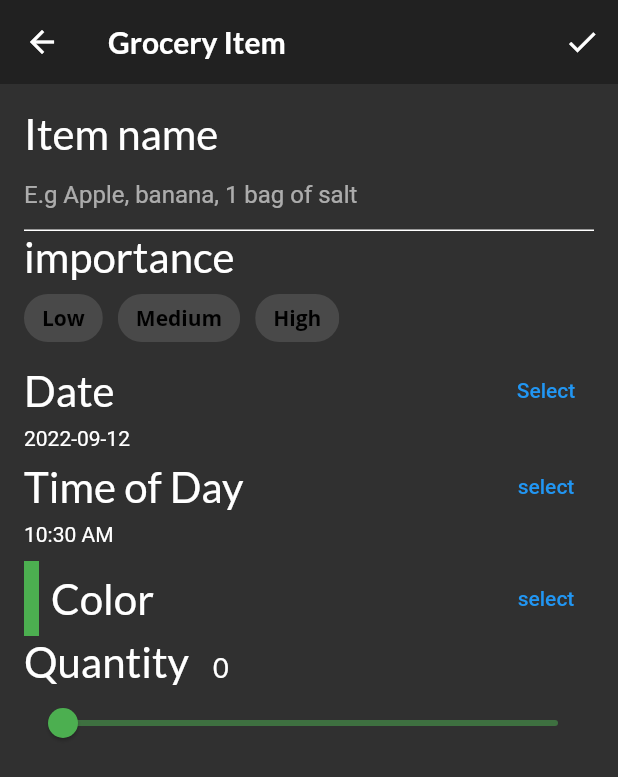
After one commit to eoeefosa/Fooderlich-2.0, a Flutter app: the GroceryScreen screen opened directly, after a tap on the "add" icon, on a phone screen of 412 x 824 dp. The commit adds this screen. Shown: the top 777 px of the screen. Run offline on Flutter 3.47's test engine with Material 2 defaults, Android fonts, the light colour scheme and no system bars; our stand-ins replace flutter_colorpicker, google_fonts; statements that could not run were skipped; project files that could hold a hidden picture were left out.

Commit message:
updated grocery_item_screen

```diff
--- a/lib/screens/empty_grocery_screen.dart
+++ b/lib/screens/empty_grocery_screen.dart
@@ -7,12 +7,13 @@ class EmptyGroceryScreen extends StatelessWidget {
 
   @override
   Widget build(BuildContext context) {
-    // TODO: Replace add add layout widgets
+    // TODO: Replace add layout widgets
     return Padding(
       padding: const EdgeInsets.all(30.0),
       child: Center(
-        child: Column(
-          mainAxisAlignment: MainAxisAlignment.center,
+        child: ListView(
+          // mainAxisAlignment: MainAxisAlignment.center,
+          scrollDirection: Axis.vertical,
           children: [
             AspectRatio(
               aspectRatio: 1 / 1,
--- /dev/null
+++ b/lib/screens/grocery_item_screen.dart
@@ -0,0 +1,346 @@
+import 'package:flutter/material.dart';
+import 'package:google_fonts/google_fonts.dart';
+import 'package:flutter_colorpicker/flutter_colorpicker.dart';
+
+import 'package:uuid/uuid.dart';
+import 'package:intl/intl.dart';
+import 'package:fooderlich/models/models.dart';
+
+class GroceryItemScreen extends StatefulWidget {
+  final Function(GroceryItem)? onCreate;
+  final Function(GroceryItem)? onUpdate;
+  // The grocery item that the user clicked
+  final GroceryItem? originalItem;
+  // isUpdating determines whether the user is creating or editing an item.
+  final bool isUpdating;
+
+  const GroceryItemScreen({
+    super.key,
+    required this.onCreate,
+    this.onUpdate,
+    this.originalItem,
+  }) : isUpdating = (originalItem != null);
+
+  @override
+  State<GroceryItemScreen> createState() => _GroceryItemScreenState();
+}
+
+class _GroceryItemScreenState extends State<GroceryItemScreen> {
+//  _nameController is a TextEditingController. This controller listens for text
+// changes. It controls the value displayed in a text field.
+  final _nameController = TextEditingController();
+  // _name stores the name of the item.
+  String _name = '';
+  // _importance stores the importance level
+  Importance _importance = Importance.low;
+  // _dueDate stores the current date and time.
+  DateTime? _dueDate = DateTime.now();
+  // . _timeOfDay stores the current time
+  TimeOfDay? _timeOfDay = TimeOfDay.now();
+  // _currentColor stores the color label.
+  Color _currentColor = Colors.green;
+  // _currentSliderValue stores the quantity of an item.
+  int _currentSliderValue = 0;
+  @override
+  void initState() {
+// When the originalItem is not null, the user is editing an existing item.
+//In this case, you must configure the widget to show the item’s values.
+    if (widget.originalItem != null) {
+      _nameController.text = widget.originalItem!.name;
+      _name = widget.originalItem!.name;
+      _currentSliderValue = widget.originalItem!.quantity;
+      _importance = widget.originalItem!.importance;
+      _currentColor = widget.originalItem!.color;
+      final date = widget.originalItem!.date;
+      _timeOfDay = TimeOfDay(hour: date.hour, minute: date.minute);
+      _dueDate = date;
+    }
+    // Adds a listener to listen for text field changes. When the text changes,
+    // you set the_name
+    _nameController.addListener(() {
+      setState(() {
+        _name = _nameController.text;
+      });
+    });
+    super.initState();
+  }
+
+// dispose your TextEditingController when you no longer need it
+  @override
+  void dispose() {
+    _nameController.dispose();
+    super.dispose();
+  }
+
+  @override
+  Widget build(BuildContext context) {
+    // TODO12: ADD GroceryitemScreen scaffold
+    return Scaffold(
+      appBar: AppBar(
+        actions: [
+          IconButton(
+            icon: const Icon(Icons.check),
+            onPressed: () {
+              // TODO24: add callback handler
+            },
+          ),
+        ],
+        elevation: 0.0,
+        title: Text(
+          'Grocery Item',
+          style: GoogleFonts.lato(fontWeight: FontWeight.w600),
+        ),
+      ),
+      body: Container(
+        padding: EdgeInsets.all(16.0),
+        child: ListView(
+          children: [
+            buildNameField(),
+            buildImportanceField(),
+            buildDateField(context),
+            buildTimeField(context),
+            const SizedBox(height: 10.0),
+            buildColorPicker(context),
+            const SizedBox(width: 10.0),
+            buildQuantityField(),
+            // TODO 19: Add Grocery tile
+          ],
+        ),
+      ),
+    );
+  }
+
+  Widget buildNameField() {
+    return Column(
+      crossAxisAlignment: CrossAxisAlignment.start,
+      children: [
+        Text(
+          'Item name',
+          style: GoogleFonts.lato(fontSize: 28.0),
+        ),
+        TextField(
+          controller: _nameController,
+          cursorColor: _currentColor,
+          decoration: InputDecoration(
+            hintText: 'E.g Apple, banana, 1 bag of salt ',
+            enabledBorder: const UnderlineInputBorder(
+              borderSide: BorderSide(color: Colors.white),
+            ),
+            focusedBorder: UnderlineInputBorder(
+              borderSide: BorderSide(color: _currentColor),
+            ),
+            border: UnderlineInputBorder(
+              borderSide: BorderSide(color: _currentColor),
+            ),
+          ),
+        )
+      ],
+    );
+  }
+
+  Widget buildImportanceField() {
+    return Column(
+      crossAxisAlignment: CrossAxisAlignment.start,
+      children: [
+        Text(
+          'importance',
+          style: GoogleFonts.lato(fontSize: 28.0),
+        ),
+        // wrap lays out children horizontaly. when theres no more room
+        // it wraps to the next line
+        Wrap(
+          spacing: 10.0,
+          children: [
+            ChoiceChip(
+              selectedColor: Colors.white,
+              label: const Text(
+                'Low',
+                style: TextStyle(color: Colors.black),
+              ),
+              selected: _importance == Importance.low,
+              onSelected: (selected) {
+                setState(() => _importance = Importance.low);
+              },
+            ),
+            ChoiceChip(
+              selectedColor: Colors.white,
+              label: const Text(
+                'Medium',
+                style: TextStyle(color: Colors.black),
+              ),
+              selected: _importance == Importance.meduim,
+              onSelected: (selected) {
+                setState(() => _importance = Importance.meduim);
+              },
+            ),
+            ChoiceChip(
+              selectedColor: Colors.white,
+              label: const Text(
+                'High',
+                style: TextStyle(color: Colors.black),
+              ),
+              selected: _importance == Importance.high,
+              onSelected: (selected) {
+                setState(() => _importance = Importance.high);
+              },
+            )
+          ],
+        )
+      ],
+    );
+  }
+
+  Widget buildDateField(BuildContext context) {
+    return Column(
+      crossAxisAlignment: CrossAxisAlignment.start,
+      children: [
+        Row(
+          mainAxisAlignment: MainAxisAlignment.spaceBetween,
+          children: [
+            Text(
+              'Date',
+              style: GoogleFonts.lato(fontSize: 28.0),
+            ),
+            TextButton(
+              onPressed: () async {
+                final currentDate = DateTime.now();
+                final selectedDate = await showDatePicker(
+                  context: context,
+                  initialDate: currentDate,
+                  firstDate: currentDate,
+                  lastDate: DateTime(currentDate.year + 5),
+                );
+                setState(() {
+                  if (selectedDate != null) {
+                    _dueDate = selectedDate;
+                  }
+                });
+              },
+              child: const Text('Select'),
+            )
+          ],
+        ),
+        if (_dueDate != null)
+          Text(
+            '${DateFormat('yyyy-MM-dd').format(_dueDate!)}',
+          )
+      ],
+    );
+  }
+
+  Widget buildTimeField(BuildContext context) {
+    return Column(
+      crossAxisAlignment: CrossAxisAlignment.start,
+      children: [
+        Row(
+          mainAxisAlignment: MainAxisAlignment.spaceBetween,
+          children: [
+            Text(
+              'Time of Day',
+              style: GoogleFonts.lato(fontSize: 28.0),
+            ),
+            TextButton(
+              onPressed: () async {
+                final timeOfDay = await showTimePicker(
+                  context: context,
+                  initialTime: TimeOfDay.now(),
+                );
+                setState(() {
+                  if (timeOfDay != null) {
+                    _timeOfDay = timeOfDay;
+                  }
+                });
+              },
+              child: const Text('select'),
+            )
+          ],
+        ),
+        if (_timeOfDay != null)
+          Text(
+            '${_timeOfDay!.format(context)}',
+          ),
+      ],
+    );
+  }
+
+  Widget buildColorPicker(BuildContext context) {
+    return Row(
+      mainAxisAlignment: MainAxisAlignment.spaceBetween,
+      children: [
+        Row(
+          children: [
+            Container(height: 50.0, width: 10.0, color: _currentColor),
+            const SizedBox(width: 8.0),
+            Text(
+              'Color',
+              style: GoogleFonts.lato(fontSize: 28.0),
+            )
+          ],
+        ),
+        TextButton(
+          onPressed: () {
+            showDialog(
+              context: context,
+              builder: (context) {
+                return AlertDialog(
+                  content: BlockPicker(
+                    pickerColor: Colors.white,
+                    onColorChanged: (color) {
+                      setState(() => _currentColor = color);
+                    },
+                  ),
+                  actions: [
+                    TextButton(
+                      onPressed: () {
+                        Navigator.of(context).pop();
+                      },
+                      child: const Text('save'),
+                    ),
+                  ],
+                );
+              },
+            );
+          },
+          child: const Text('select'),
+        )
+      ],
+    );
+  }
+
+  Widget buildQuantityField() {
+    return Column(
+      crossAxisAlignment: CrossAxisAlignment.start,
+      children: [
+        Row(
+          crossAxisAlignment: CrossAxisAlignment.baseline,
+          textBaseline: TextBaseline.alphabetic,
+          children: [
+            Text(
+              'Quantity',
+              style: GoogleFonts.lato(fontSize: 28.0),
+            ),
+            const SizedBox(width: 16.0),
+            Text(
+              '${_currentSliderValue.toInt().toString()}',
+              style: GoogleFonts.lato(fontSize: 18.0),
+            )
+          ],
+        ),
+        Slider(
+          activeColor: _currentColor,
+          inactiveColor: _currentColor.withOpacity(0.5),
+          value: _currentSliderValue.toDouble(),
+          min: 0.0,
+          max: 100.0,
+          divisions: 100,
+          label: _currentSliderValue.toInt().toString(),
+          onChanged: (double value) {
+            setState(
+              () => _currentSliderValue = value.toInt(),
+            );
+          },
+        )
+      ],
+    );
+  }
+}
--- a/lib/screens/grocery_screen.dart
+++ b/lib/screens/grocery_screen.dart
@@ -2,6 +2,8 @@ import 'package:flutter/material.dart';
 import 'empty_grocery_screen.dart';
 import 'package:provider/provider.dart';
 import 'package:fooderlich/models/models.dart';
+
+import 'grocery_item_screen.dart';
 
 class GroceryScreen extends StatelessWidget {
   const GroceryScreen({super.key});
@@ -12,7 +14,30 @@ class GroceryScreen extends StatelessWidget {
       floatingActionButton: FloatingActionButton(
         child: const Icon(Icons.add),
         onPressed: () {
-          // TODO 11: PRESENT grocery item screen
+          // returns a grocerymanager avaliable in the tree
+          final manager = Provider.of<GroceryManager>(context, listen: false);
+          // adds a new route to the stack of routes
+          Navigator.push(
+            context,
+            // MaterialPageRoute replaces the entire screen with a
+            //platform-specific transition. In Android, for example,
+            // it slides upwards and fades in. In iOS, it slides
+            //in from the right
+            MaterialPageRoute(
+              // Creates a new GroceryItemScreen within the route’s
+              // builder callback
+              builder: (context) => GroceryItemScreen(
+                // onCreate defines what to do with the created item
+                onCreate: (item) {
+                  //addItem() adds new item to the list of items
+                  manager.addItem(item);
+                  // pop removes the top navigation route item,
+// GroceryItemScreen, to show the list of grocery items
+                  Navigator.pop(context);
+                },
+              ),
+            ),
+          );
         },
       ),
       body: buildGroceryScreen(),
```
Also changed, not shown: lib/components/grocery_tile.dart (added), pubspec.lock.
